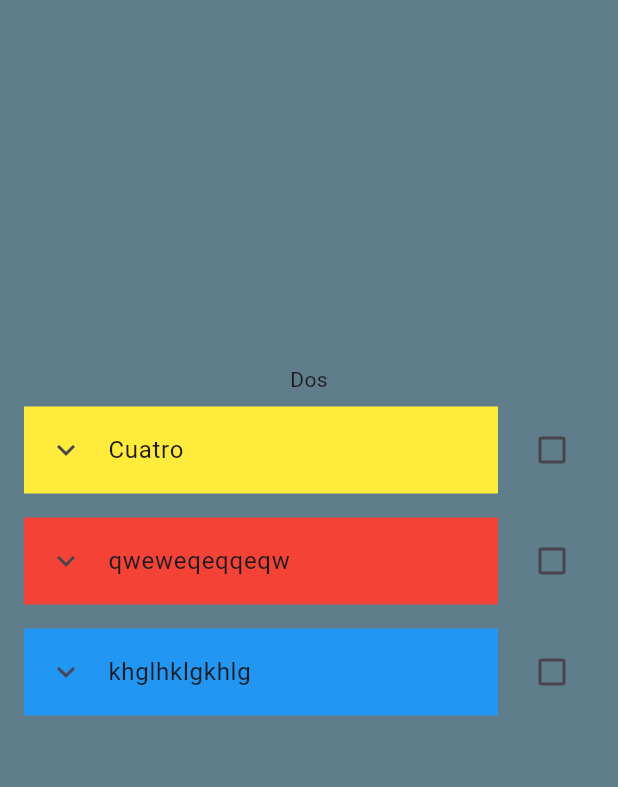
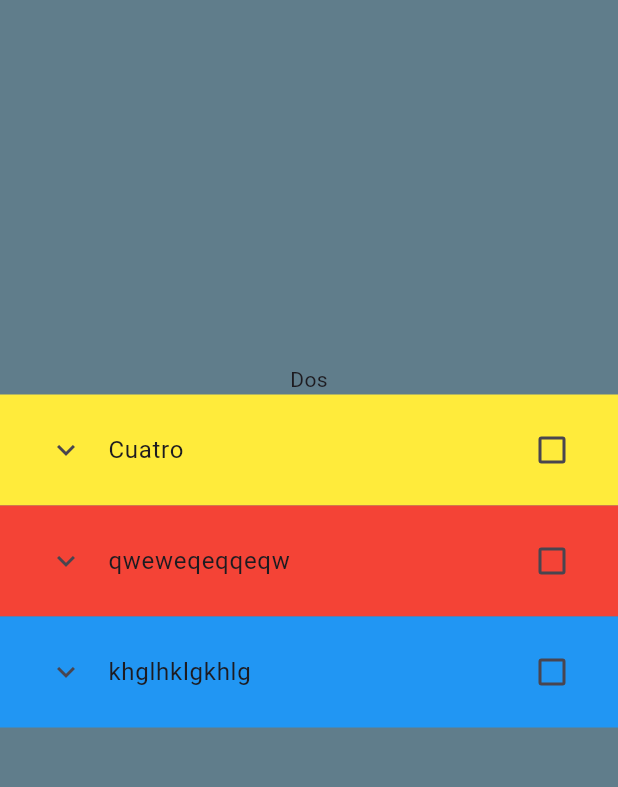
Before and after one commit to javert-galicia/admin_processes, a Flutter app: the screen it shows after launch, swiped to page 2, on a phone screen of 412 x 824 dp, the part 84-871 px from its top. Run offline on Flutter 3.47's test engine with Material 3 defaults, Android fonts, the phone set to English and light mode, and no system bars.

Commit message:
Checkbox with colors.

```diff
--- a/lib/view/process_items.dart
+++ b/lib/view/process_items.dart
@@ -46,23 +46,23 @@ class _ProcessItemsState extends State<ProcessItems> {
             shrinkWrap: true,
             itemCount: currentListSteps.length,
             itemBuilder: (context, index) {
-              return CheckboxListTile(
-                value: checkboxValue[index],
-                title: Container(
-                  color: colors[index],
-                  child: ExpansionTile(
+              return Container(
+                color: colors[index],
+                child: CheckboxListTile(
+                  value: checkboxValue[index],
+                  title: ExpansionTile(
                     controlAffinity: ListTileControlAffinity.leading,
                     title: Text(currentListSteps[index]),
                     children: [
                       Text(currentListDescr[index]),
                     ],
                   ),
+                  onChanged: (value) {
+                    setState(() {
+                      checkboxValue[index] = value!;
+                    });
+                  },
                 ),
-                onChanged: (value) {
-                  setState(() {
-                    checkboxValue[index] = value!;
-                  });
-                },
               );
             },
           ),
```
